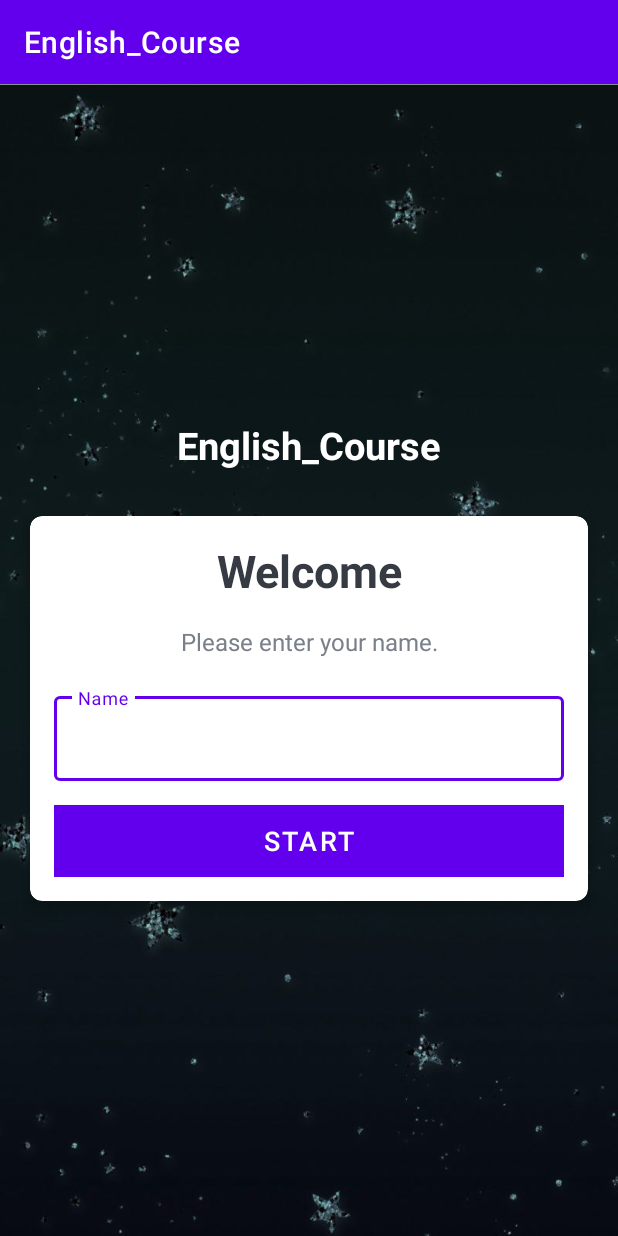
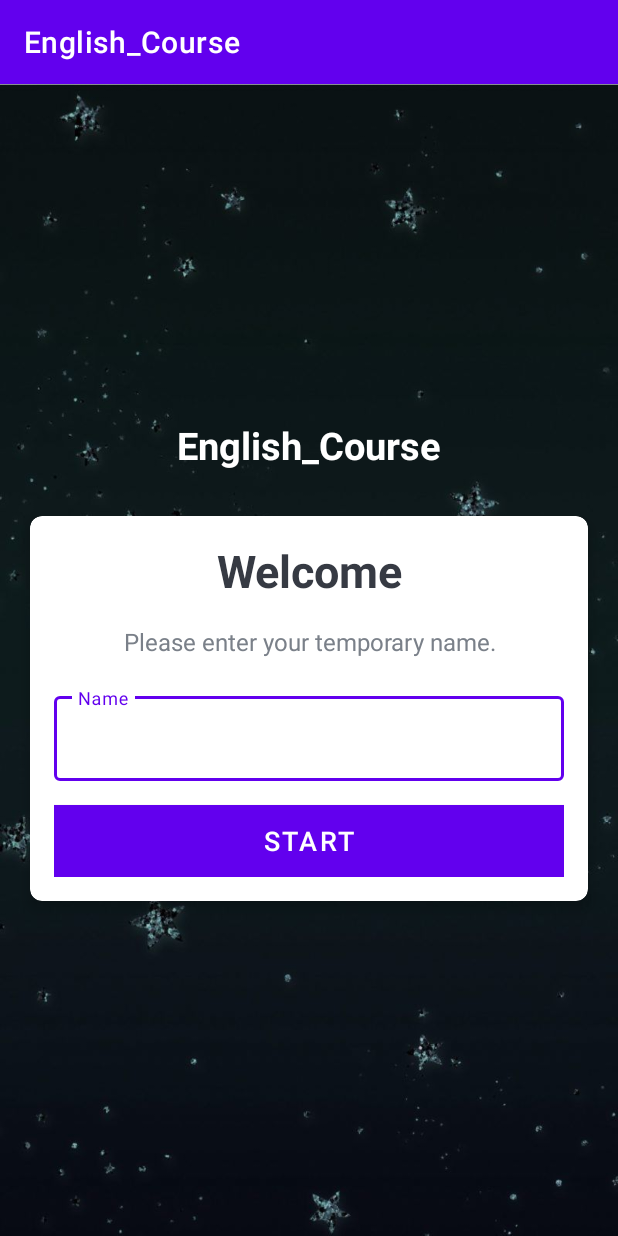
Before and after one commit to HollowCloud/English_Course, an Android app: the QuizMainActivity screen opened directly, with no data from a screen before it, on a phone screen of 412 x 824 dp. Run offline under Robolectric (Android 15) with nearby library versions, the phone set to English and light mode, and no system bars.

Commit message:
Text was updated

```diff
--- a/app/src/main/res/layout/activity_quiz_main.xml
+++ b/app/src/main/res/layout/activity_quiz_main.xml
@@ -52,7 +52,7 @@
                 android:layout_height="wrap_content"
                 android:gravity="center"
                 android:layout_marginTop="16dp"
-                android:text="Please enter your name."
+                android:text="Please enter your temporary name."
                 android:textColor="#7A8089"
                 android:textSize="16sp" />
 
```
